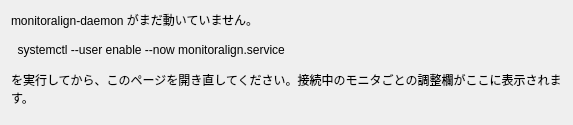
nagata1634/kwin-monitoralign, file templates/config.ui: the form before one commit.
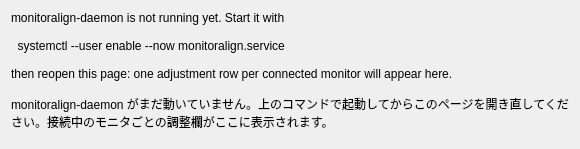
The form after the commit.

Commit message:
i18n: settings page, logs, README and installer in English and Japanese (by locale)
- daemon: strings table (en/ja) selected from LC_ALL/LC_MESSAGES/LANG/LANGUAGE
- metadata.json: Name[ja]/Description[ja], Website, version 1.1
- README.md (English) + README.ja.md; installer messages in English
- templates/config.ui: bilingual placeholder

Claude-Session: https://claude.ai/code/session_01BYyMfySsVbv84aAgVHzMdG

The edit to the form file:
```diff
--- a/templates/config.ui
+++ b/templates/config.ui
@@ -4,11 +4,13 @@
  <class>MonitorAlignConfigForm</class>
  <widget class="QWidget" name="MonitorAlignConfigForm">
   <layout class="QVBoxLayout" name="v">
-   <item><widget class="QLabel" name="helpLabel"><property name="wordWrap"><bool>true</bool></property><property name="text"><string>monitoralign-daemon がまだ動いていません。
+   <item><widget class="QLabel" name="helpLabel"><property name="wordWrap"><bool>true</bool></property><property name="text"><string>monitoralign-daemon is not running yet. Start it with
 
   systemctl --user enable --now monitoralign.service
 
-を実行してから、このページを開き直してください。接続中のモニタごとの調整欄がここに表示されます。</string></property></widget></item>
+then reopen this page: one adjustment row per connected monitor will appear here.
+
+monitoralign-daemon がまだ動いていません。上のコマンドで起動してからこのページを開き直してください。接続中のモニタごとの調整欄がここに表示されます。</string></property></widget></item>
    <item><spacer name="s"><property name="orientation"><enum>Qt::Vertical</enum></property></spacer></item>
   </layout>
  </widget>
```
Left out of the diff: 2 changed lines with no effect on the pictures. The commit also changes 6 other files.
